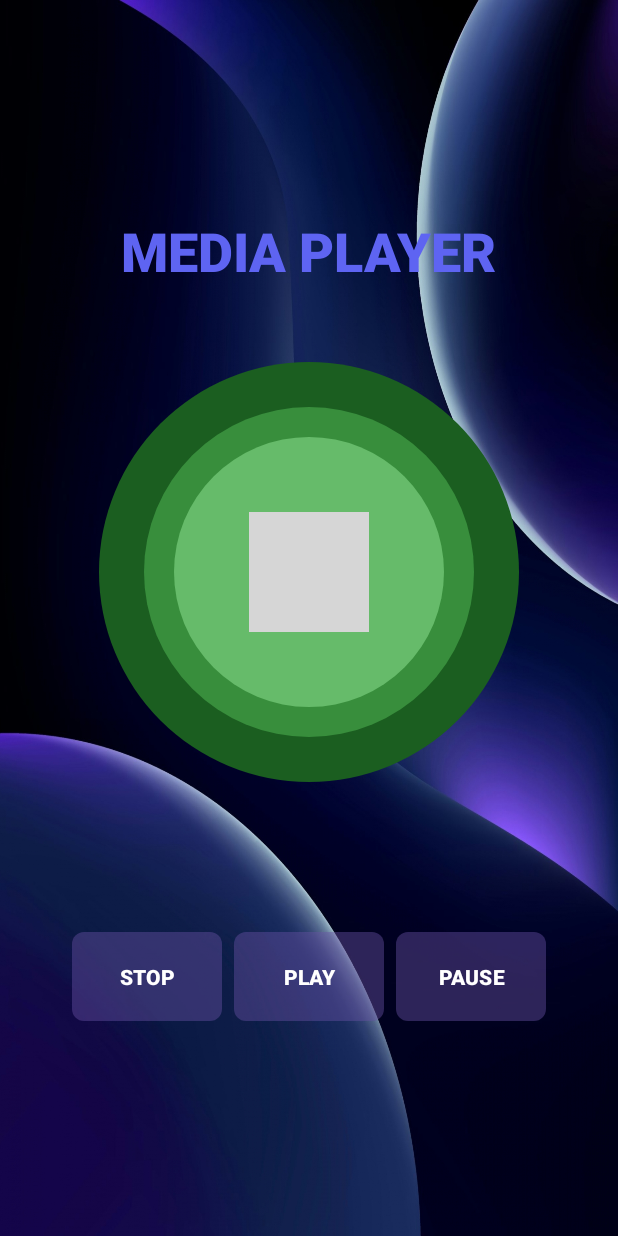
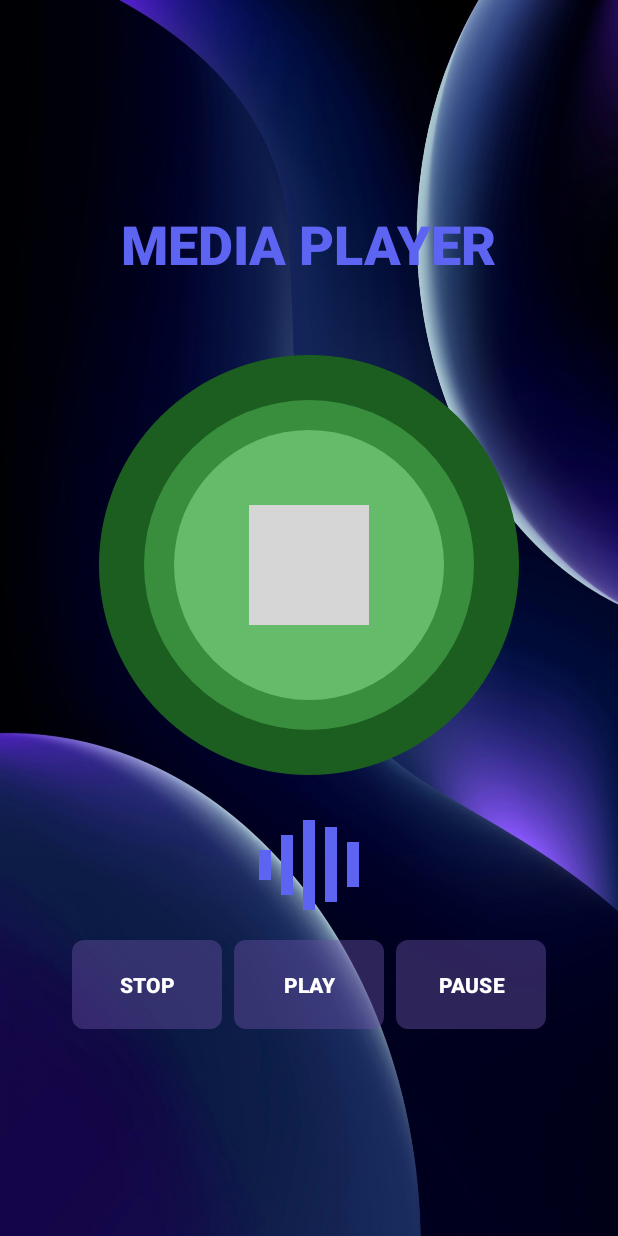
Before and after one commit to ArslanRude/MediaPlayer, an Android app: the screen it shows after launch (MainActivity), after a tap on "PLAY", on a phone screen of 412 x 824 dp. Run offline under Robolectric (Android 15) with nearby library versions, the phone set to English and light mode, and no system bars; 1 other tap on this screen came first; grey boxes are pictures that could not be loaded.

Commit message:
bar commit

```diff
--- a/app/src/main/java/com/example/mediaplayer/MainActivity.java
+++ b/app/src/main/java/com/example/mediaplayer/MainActivity.java
@@ -6,26 +6,29 @@ import android.os.Handler;
 import android.view.View;
 import android.view.animation.Animation;
 import android.view.animation.AnimationUtils;
+import android.view.animation.ScaleAnimation;
 import android.widget.Button;
+import android.widget.LinearLayout;
 
-import androidx.activity.EdgeToEdge;
 import androidx.appcompat.app.AppCompatActivity;
-import androidx.core.graphics.Insets;
-import androidx.core.view.ViewCompat;
-import androidx.core.view.WindowInsetsCompat;
+
+import java.util.Random;
 
 public class MainActivity extends AppCompatActivity {
 
     private MediaPlayer mediaPlayer;
     private Button btnPlay, btnPause, btnStop;
     private View outerCircle, middleCircle, innerCircle;
+    private LinearLayout soundVisualizer;
+    private View bar1, bar2, bar3, bar4, bar5;
     private Animation rotateAnimation, blinkAnimation;
     private Handler handler = new Handler();
+    private Runnable visualizerRunnable;
+    private Random random = new Random();
 
     @Override
     protected void onCreate(Bundle savedInstanceState) {
         super.onCreate(savedInstanceState);
-        EdgeToEdge.enable(this);
         setContentView(R.layout.activity_main);
 
         btnPlay = findViewById(R.id.btnPlay);
@@ -34,16 +37,24 @@ public class MainActivity extends AppCompatActivity {
         outerCircle = findViewById(R.id.outerCircle);
         middleCircle = findViewById(R.id.middleCircle);
         innerCircle = findViewById(R.id.innerCircle);
+        soundVisualizer = findViewById(R.id.soundVisualizer);
+
+        bar1 = findViewById(R.id.bar1);
+        bar2 = findViewById(R.id.bar2);
+        bar3 = findViewById(R.id.bar3);
+        bar4 = findViewById(R.id.bar4);
+        bar5 = findViewById(R.id.bar5);
 
         rotateAnimation = AnimationUtils.loadAnimation(this, R.anim.rotate);
         blinkAnimation = AnimationUtils.loadAnimation(this, R.anim.blink);
 
-         mediaPlayer = MediaPlayer.create(this, R.raw.sample_music);
+        mediaPlayer = MediaPlayer.create(this, R.raw.sample_music);
 
         btnPlay.setOnClickListener(v -> playMusic());
         btnPause.setOnClickListener(v -> pauseMusic());
         btnStop.setOnClickListener(v -> stopMusic());
     }
+
     private void playMusic() {
         try {
             if (!mediaPlayer.isPlaying()) {
@@ -68,10 +79,15 @@ public class MainActivity extends AppCompatActivity {
             // Start rotation animation
             innerCircle.startAnimation(rotateAnimation);
 
+            // Show and start visualizer
+            soundVisualizer.setVisibility(View.VISIBLE);
+            startVisualizer();
+
         } catch (Exception e) {
             e.printStackTrace();
         }
     }
+
     private void pauseMusic() {
         try {
             if (mediaPlayer.isPlaying()) {
@@ -95,6 +111,10 @@ public class MainActivity extends AppCompatActivity {
 
             // Start blink animation
             innerCircle.startAnimation(blinkAnimation);
+
+            // Stop visualizer
+            stopVisualizer();
+            soundVisualizer.setVisibility(View.INVISIBLE);
 
         } catch (Exception e) {
             e.printStackTrace();
@@ -123,6 +143,10 @@ public class MainActivity extends AppCompatActivity {
             // Clear all animations
             innerCircle.clearAnimation();
 
+            // Stop visualizer
+            stopVisualizer();
+            soundVisualizer.setVisibility(View.INVISIBLE);
+
             // Reset to purple after 5 seconds
             handler.postDelayed(() -> resetToDefault(), 5000);
 
@@ -130,6 +154,58 @@ public class MainActivity extends AppCompatActivity {
             e.printStackTrace();
         }
     }
+
+    private void startVisualizer() {
+        stopVisualizer(); // Stop any existing animation
+
+        visualizerRunnable = new Runnable() {
+            @Override
+            public void run() {
+                if (mediaPlayer != null && mediaPlayer.isPlaying()) {
+                    animateBar(bar1, 100);
+                    animateBar(bar2, 150);
+                    animateBar(bar3, 120);
+                    animateBar(bar4, 180);
+                    animateBar(bar5, 140);
+
+                    handler.postDelayed(this, 200);
+                }
+            }
+        };
+        handler.post(visualizerRunnable);
+    }
+
+    private void animateBar(View bar, int delay) {
+        handler.postDelayed(() -> {
+            float scale = 0.3f + random.nextFloat() * 0.7f; // Random scale between 0.3 and 1.0
+
+            ScaleAnimation scaleAnimation = new ScaleAnimation(
+                    1f, 1f,                    // X scale (no change)
+                    scale, 1f,                 // Y scale (from scale to 1)
+                    Animation.RELATIVE_TO_SELF, 0.5f,
+                    Animation.RELATIVE_TO_SELF, 0.5f
+            );
+            scaleAnimation.setDuration(300);
+            scaleAnimation.setFillAfter(true);
+
+            bar.startAnimation(scaleAnimation);
+        }, delay);
+    }
+
+    private void stopVisualizer() {
+        if (visualizerRunnable != null) {
+            handler.removeCallbacks(visualizerRunnable);
+            visualizerRunnable = null;
+        }
+
+        // Clear animations from all bars
+        bar1.clearAnimation();
+        bar2.clearAnimation();
+        bar3.clearAnimation();
+        bar4.clearAnimation();
+        bar5.clearAnimation();
+    }
+
     private void resetToDefault() {
         // Reset all buttons to purple
         btnPlay.setBackgroundResource(R.drawable.button_red);
@@ -144,9 +220,11 @@ public class MainActivity extends AppCompatActivity {
         // Clear any animations
         innerCircle.clearAnimation();
     }
+
     @Override
     protected void onDestroy() {
         super.onDestroy();
+        stopVisualizer();
         if (mediaPlayer != null) {
             mediaPlayer.release();
             mediaPlayer = null;
--- /dev/null
+++ b/app/src/main/res/anim/pulse_bar.xml
@@ -0,0 +1,12 @@
+<?xml version="1.0" encoding="utf-8"?>
+<set xmlns:android="http://schemas.android.com/apk/res/android"
+    android:repeatCount="infinite"
+    android:repeatMode="reverse">
+
+    <scale
+        android:duration="300"
+        android:fromYScale="0.3"
+        android:toYScale="1.0"
+        android:pivotX="50%"
+        android:pivotY="50%" />
+</set>
--- a/app/src/main/res/layout/activity_main.xml
+++ b/app/src/main/res/layout/activity_main.xml
@@ -21,7 +21,7 @@
     <FrameLayout
         android:layout_width="280dp"
         android:layout_height="280dp"
-        android:layout_marginBottom="100dp">
+        >
 
         <!-- Outer Circle -->
         <View
@@ -56,7 +56,54 @@
 
         </FrameLayout>
 
+
     </FrameLayout>
+
+    <LinearLayout
+        android:id="@+id/soundVisualizer"
+        android:layout_width="match_parent"
+        android:layout_height="100dp"
+        android:layout_gravity="center"
+        android:orientation="horizontal"
+        android:gravity="center"
+        android:layout_marginTop="10dp"
+        android:visibility="invisible">
+
+        <View
+            android:id="@+id/bar1"
+            android:layout_width="8dp"
+            android:layout_height="20dp"
+            android:layout_marginHorizontal="3dp"
+            android:background="#5E64F2" />
+
+        <View
+            android:id="@+id/bar2"
+            android:layout_width="8dp"
+            android:layout_height="40dp"
+            android:layout_marginHorizontal="3dp"
+            android:background="#5E64F2" />
+
+        <View
+            android:id="@+id/bar3"
+            android:layout_width="8dp"
+            android:layout_height="60dp"
+            android:layout_marginHorizontal="3dp"
+            android:background="#5E64F2" />
+
+        <View
+            android:id="@+id/bar4"
+            android:layout_width="8dp"
+            android:layout_height="50dp"
+            android:layout_marginHorizontal="3dp"
+            android:background="#5E64F2" />
+
+        <View
+            android:id="@+id/bar5"
+            android:layout_width="8dp"
+            android:layout_height="30dp"
+            android:layout_marginHorizontal="3dp"
+            android:background="#5E64F2" />
+    </LinearLayout>
 
     <!-- Control Buttons -->
     <LinearLayout
```
